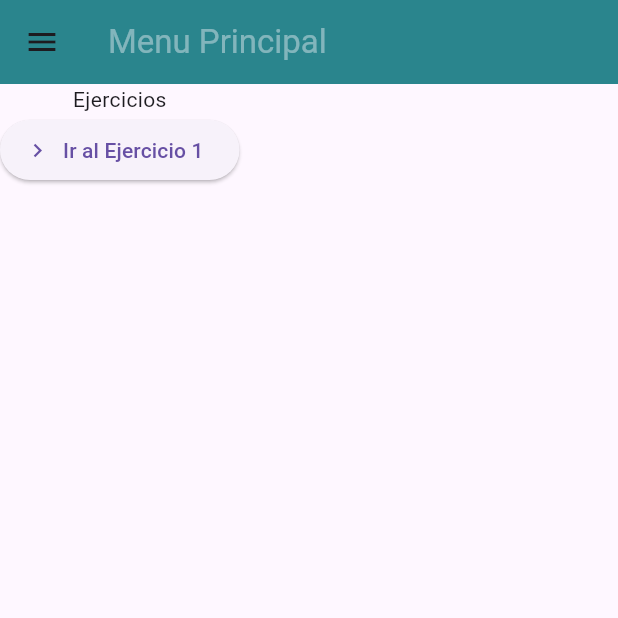
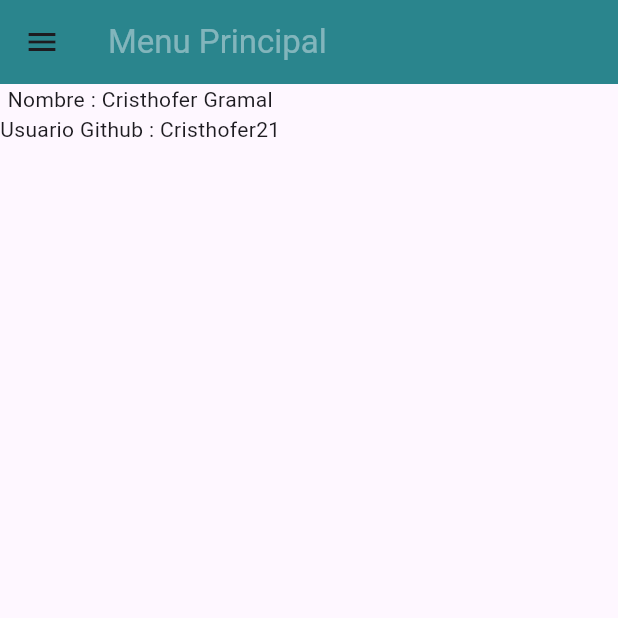
Before and after one commit to Cristhofer24/flutter-exam, a Flutter app: the screen it shows after launch, on a phone screen of 412 x 824 dp, the top half of it. Run offline on Flutter 3.47's test engine with Material 3 defaults, Android fonts, the light colour scheme and no system bars.

Commit message:
Ultimos cambios en la navegacion y el ejercicio 2

```diff
--- a/lib/main.dart
+++ b/lib/main.dart
@@ -31,15 +31,11 @@ class body extends StatelessWidget {
       drawer:  MyDrawer(),
       body: Column(
         children: [
-          Text("Ejercicios"),
-          btn_navegacion(context),
+          Text("Nombre : Cristhofer Gramal"),
+          Text("Usuario Github : Cristhofer21"),
+
         ],
       ),
     );
   }
 }
-
-Widget btn_navegacion(context){
-return ElevatedButton.icon(onPressed:()=>(), label: Text("Ir al Ejercicio 1"), icon:Icon(Icons.navigate_next_outlined),);
-
-}
--- a/lib/navigation/drawer.dart
+++ b/lib/navigation/drawer.dart
@@ -1,3 +1,4 @@
+import 'package:app_text/main.dart';
 import 'package:app_text/screens/exercise1.dart';
 import 'package:app_text/screens/exercise2.dart';
 import 'package:flutter/material.dart';
@@ -12,7 +13,7 @@ class MyDrawer extends StatelessWidget {
         children: [
           ListTile(
             title: Text("Menu Principal"),
-            onTap: ()=>Navigator.pop(context),
+            onTap: ()=>Navigator.push(context,MaterialPageRoute(builder: (context)=> Screen1())),
           ),
           ListTile(
             title: Text("Ejercicio 1"),
```
Also changed, not shown: lib/screens/exercise2.dart (+8 -7 lines).
